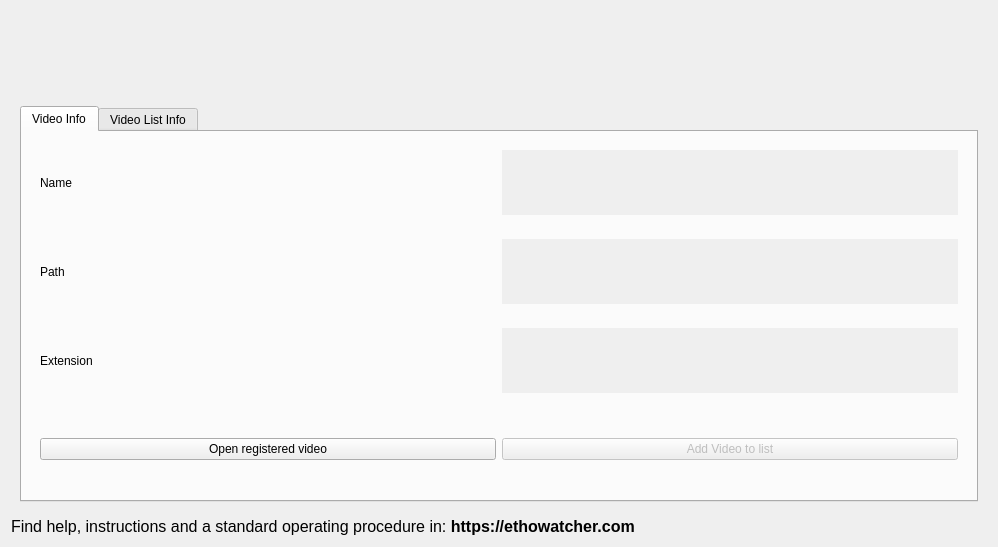
EthoWatcher/ethowatcher, file src/telacadastrolistafilme.ui: the form before one commit.
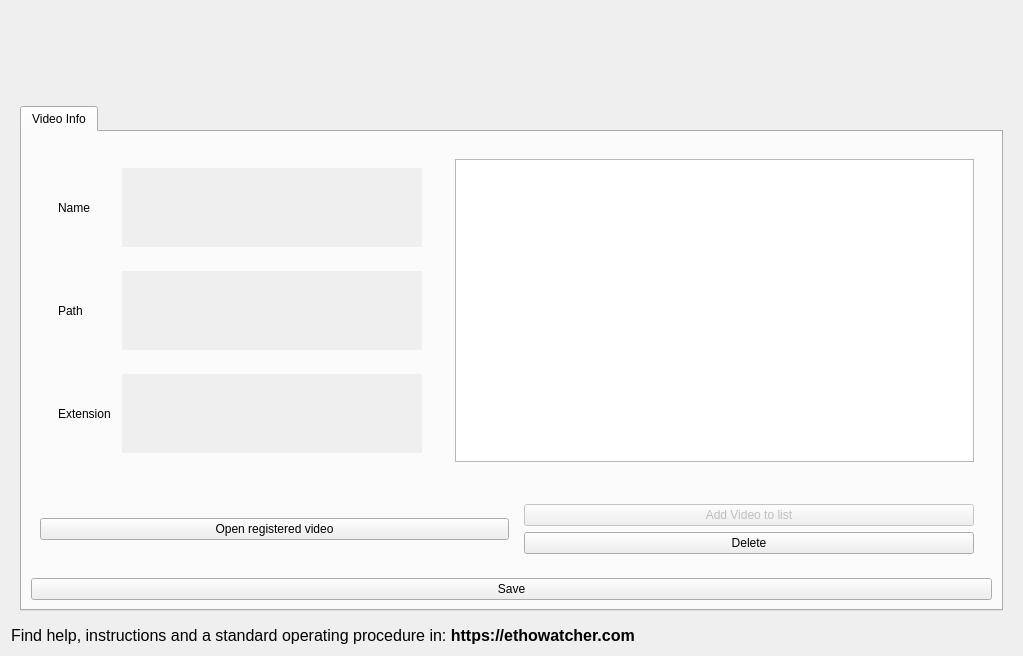
The form after the commit. Icons and pictures are not drawn.

Commit message: Arrumando a experiencia e a interface da tela  cadastros de lista de filmes

The edit to the form file:
```diff
--- a/src/telacadastrolistafilme.ui
+++ b/src/telacadastrolistafilme.ui
@@ -6,8 +6,8 @@
    <rect>
     <x>0</x>
     <y>0</y>
-    <width>998</width>
-    <height>547</height>
+    <width>1023</width>
+    <height>656</height>
    </rect>
   </property>
   <property name="windowTitle">
@@ -57,6 +57,18 @@
           </attribute>
           <layout class="QVBoxLayout" name="verticalLayout">
            <item>
+            <widget class="QWidget" name="widget_6" native="true">
+             <layout class="QHBoxLayout" name="horizontalLayout_7">
+              <item>
+               <widget class="QWidget" name="widget_7" native="true">
+                <property name="minimumSize">
+                 <size>
+                  <width>400</width>
+                  <height>0</height>
+                 </size>
+                </property>
+                <layout class="QVBoxLayout" name="verticalLayout_4">
+                 <item>
             <widget class="QWidget" name="widget" native="true">
              <layout class="QHBoxLayout" name="horizontalLayout">
               <item>
@@ -68,6 +80,12 @@
               </item>
               <item>
                <widget class="QLabel" name="lblNome">
+                      <property name="minimumSize">
+                       <size>
+                        <width>300</width>
+                        <height>0</height>
+                       </size>
+                      </property>
                 <property name="autoFillBackground">
                  <bool>true</bool>
                 </property>
@@ -91,6 +109,12 @@
               </item>
               <item>
                <widget class="QLabel" name="lblCaminho">
+                      <property name="minimumSize">
+                       <size>
+                        <width>300</width>
+                        <height>0</height>
+                       </size>
+                      </property>
                 <property name="autoFillBackground">
                  <bool>true</bool>
                 </property>
@@ -114,12 +138,37 @@
               </item>
               <item>
                <widget class="QLabel" name="lblExtensao">
+                      <property name="minimumSize">
+                       <size>
+                        <width>300</width>
+                        <height>0</height>
+                       </size>
+                      </property>
                 <property name="autoFillBackground">
                  <bool>true</bool>
                 </property>
                 <property name="text">
                  <string/>
                 </property>
+                     </widget>
+                    </item>
+                   </layout>
+                  </widget>
+                 </item>
+                </layout>
+                <zorder>widget</zorder>
+                <zorder>widget</zorder>
+                <zorder>widget_2</zorder>
+                <zorder>widget_3</zorder>
+               </widget>
+              </item>
+              <item>
+               <widget class="QWidget" name="widget_8" native="true">
+                <layout class="QVBoxLayout" name="verticalLayout_5">
+                 <item>
+                  <widget class="QListWidget" name="listWidget"/>
+                 </item>
+                </layout>
                </widget>
               </item>
              </layout>
@@ -136,6 +185,9 @@
                </widget>
               </item>
               <item>
+               <widget class="QWidget" name="widget_9" native="true">
+                <layout class="QVBoxLayout" name="verticalLayout_6">
+                 <item>
                <widget class="QPushButton" name="pbAddVideo">
                 <property name="enabled">
                  <bool>false</bool>
@@ -145,22 +197,6 @@
                 </property>
                </widget>
               </item>
-             </layout>
-            </widget>
-           </item>
-          </layout>
-         </widget>
-         <widget class="QWidget" name="tab_2">
-          <attribute name="title">
-           <string>Video List Info</string>
-          </attribute>
-          <layout class="QVBoxLayout" name="verticalLayout_2">
-           <item>
-            <widget class="QListWidget" name="listWidget"/>
-           </item>
-           <item>
-            <widget class="QWidget" name="widget_5" native="true">
-             <layout class="QHBoxLayout" name="horizontalLayout_5">
               <item>
                <widget class="QPushButton" name="pbDeletar">
                 <property name="text">
@@ -168,14 +204,17 @@
                 </property>
                </widget>
               </item>
+                </layout>
+               </widget>
+              </item>
+             </layout>
+            </widget>
+           </item>
               <item>
                <widget class="QPushButton" name="pbGravarXML">
                 <property name="text">
                  <string>Save</string>
                 </property>
-               </widget>
-              </item>
-             </layout>
             </widget>
            </item>
           </layout>
```
Lines whose indentation alone changed are shown as unchanged.
